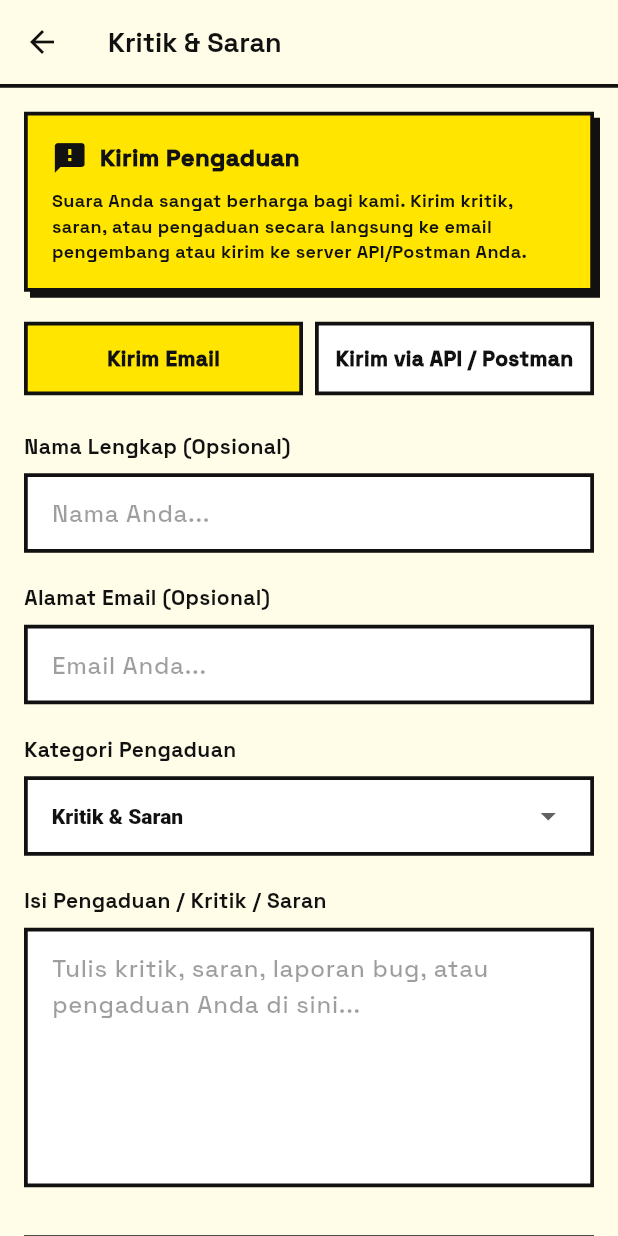
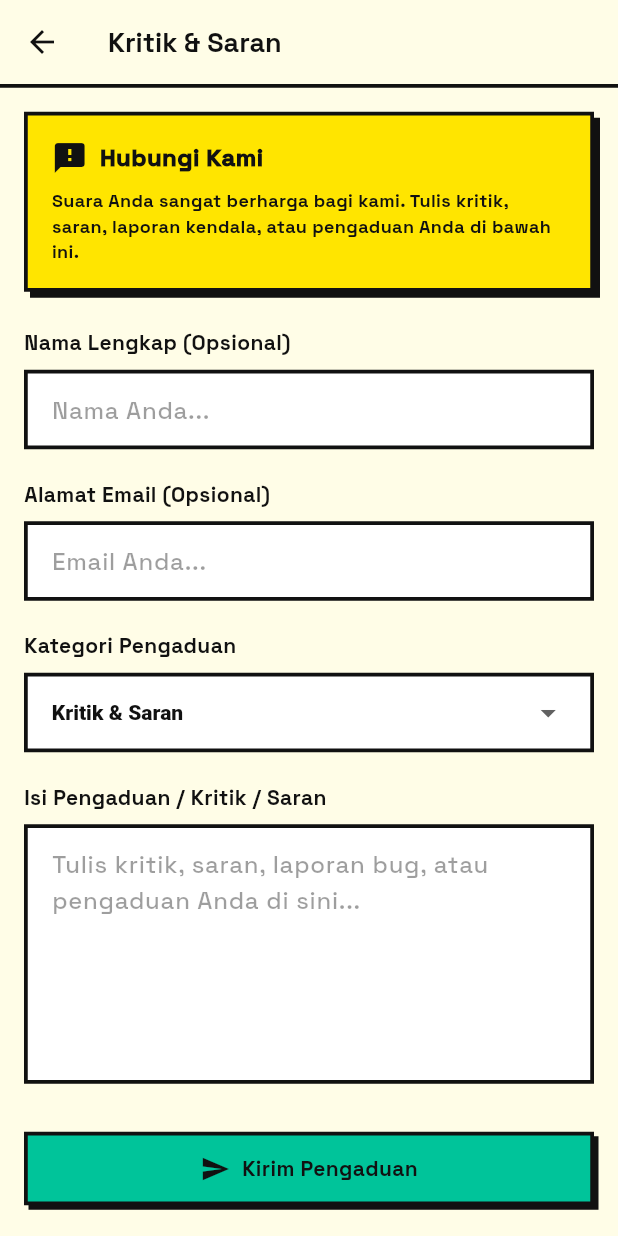
Before and after one commit to abday-wong/yoknabung, a Flutter app: the screen it shows after launch, after a tap on the "feedback" icon, on a phone screen of 412 x 824 dp. Run offline on Flutter 3.47's test engine with Material 3 defaults, Android fonts, the light colour scheme and no system bars; our stand-ins replace fl_chart, flutter_local_notifications, google_fonts, image_picker, shared_preferences, timezone.

Commit message:
style: simplify FeedbackScreen UX to hide API URLs and automatically submit with Email fallback

```diff
--- a/lib/screens/feedback_screen.dart
+++ b/lib/screens/feedback_screen.dart
@@ -2,7 +2,6 @@ import 'dart:convert';
 import 'package:flutter/material.dart';
 import 'package:http/http.dart' as http;
 import 'package:provider/provider.dart';
-import 'package:shared_preferences/shared_preferences.dart';
 import 'package:url_launcher/url_launcher.dart';
 import '../providers/savings_provider.dart';
 import '../widgets/neo_button.dart';
@@ -21,13 +20,13 @@ class _FeedbackScreenState extends State<FeedbackScreen> {
   final _nameController = TextEditingController();
   final _emailController = TextEditingController();
   final _messageController = TextEditingController();
-  final _apiUrlController = TextEditingController(text: 'https://httpbin.org/post');
+
+  // URL API Endpoint untuk menerima pengaduan.
+  // Anda bisa mengganti URL ini di kemudian hari dengan server API / Webhook riil Anda.
+  final String _feedbackApiUrl = 'https://httpbin.org/post';
 
   String _selectedCategory = 'Kritik & Saran';
-  bool _useApi = false;
   bool _isSending = false;
-  String? _apiResponse;
-  bool _isSuccess = false;
 
   final List<String> _categories = [
     'Kritik & Saran',
@@ -38,65 +37,98 @@ class _FeedbackScreenState extends State<FeedbackScreen> {
   ];
 
   @override
-  void initState() {
-    super.initState();
-    _loadApiUrl();
-  }
-
-  @override
   void dispose() {
     _nameController.dispose();
     _emailController.dispose();
     _messageController.dispose();
-    _apiUrlController.dispose();
     super.dispose();
   }
 
-  Future<void> _loadApiUrl() async {
-    try {
-      final prefs = await SharedPreferences.getInstance();
-      final savedUrl = prefs.getString('feedback_api_url');
-      if (savedUrl != null && savedUrl.isNotEmpty) {
-        setState(() {
-          _apiUrlController.text = savedUrl;
-        });
-      }
-    } catch (e) {
-      debugPrint('Error loading API URL: $e');
-    }
-  }
+  Future<void> _submitFeedback() async {
+    if (!_formKey.currentState!.validate()) return;
 
-  Future<void> _sendFeedback() async {
-    if (_useApi) {
-      await _sendFeedbackApi();
-    } else {
-      await _sendFeedbackEmail();
-    }
-  }
-
-  Future<void> _sendFeedbackEmail() async {
-    if (!_formKey.currentState!.validate()) return;
+    setState(() {
+      _isSending = true;
+    });
 
     final name = _nameController.text.trim();
     final email = _emailController.text.trim();
     final category = _selectedCategory;
     final message = _messageController.text.trim();
 
+    final payload = {
+      'name': name.isNotEmpty ? name : 'Pengguna Anonim',
+      'email': email.isNotEmpty ? email : 'Tidak disediakan',
+      'category': category,
+      'message': message,
+      'timestamp': DateTime.now().toIso8601String(),
+    };
+
+    try {
+      final response = await http.post(
+        Uri.parse(_feedbackApiUrl),
+        headers: {'Content-Type': 'application/json'},
+        body: jsonEncode(payload),
+      ).timeout(const Duration(seconds: 8));
+
+      setState(() {
+        _isSending = false;
+      });
+
+      if (response.statusCode >= 200 && response.statusCode < 300) {
+        if (mounted) {
+          NeoDialog.showNeoSnackbar(
+            context,
+            message: 'Terima kasih! Pengaduan Anda berhasil dikirim.',
+          );
+          Navigator.pop(context);
+        }
+      } else {
+        if (mounted) {
+          _showFallbackOptionDialog(payload);
+        }
+      }
+    } catch (e) {
+      setState(() {
+        _isSending = false;
+      });
+      if (mounted) {
+        _showFallbackOptionDialog(payload);
+      }
+    }
+  }
+
+  void _showFallbackOptionDialog(Map<String, String> payload) {
+    NeoDialog.showNeoDialog(
+      context: context,
+      title: 'Koneksi Terganggu',
+      body: 'Gagal mengirim pengaduan secara online. Apakah Anda ingin mencoba mengirimkannya lewat email draft ke abday.hafidz23@gmail.com?',
+      primaryLabel: 'Kirim via Email',
+      primaryColor: const Color(0xFF00C49A),
+      secondaryLabel: 'Batal',
+      onPrimaryPressed: () {
+        Navigator.pop(context); // Close the dialog
+        _sendEmailFallback(payload);
+      },
+    );
+  }
+
+  Future<void> _sendEmailFallback(Map<String, String> payload) async {
     final StringBuffer bodyBuffer = StringBuffer();
     bodyBuffer.writeln('=== PENGADUAN & SARAN YOKNABUNG ===');
-    bodyBuffer.writeln('Kategori: $category');
-    if (name.isNotEmpty) bodyBuffer.writeln('Nama Pengirim: $name');
-    if (email.isNotEmpty) bodyBuffer.writeln('Email Pengirim: $email');
+    bodyBuffer.writeln('Kategori: ${payload['category']}');
+    bodyBuffer.writeln('Nama Pengirim: ${payload['name']}');
+    bodyBuffer.writeln('Email Pengirim: ${payload['email']}');
     bodyBuffer.writeln('-----------------------------------');
     bodyBuffer.writeln('Pesan:');
-    bodyBuffer.writeln(message);
+    bodyBuffer.writeln(payload['message']);
     bodyBuffer.writeln('-----------------------------------');
 
     final Uri emailLaunchUri = Uri(
       scheme: 'mailto',
       path: 'abday.hafidz23@gmail.com',
       queryParameters: {
-        'subject': '[YokNabung] $category - ${name.isNotEmpty ? name : 'Pengguna'}',
+        'subject': '[YokNabung] ${payload['category']} - ${payload['name']}',
         'body': bodyBuffer.toString(),
       },
     );
@@ -105,91 +137,31 @@ class _FeedbackScreenState extends State<FeedbackScreen> {
       if (await canLaunchUrl(emailLaunchUri)) {
         await launchUrl(emailLaunchUri, mode: LaunchMode.externalApplication);
         if (mounted) {
-          NeoDialog.showNeoSnackbar(
-            context,
-            message: 'Membuka aplikasi email Anda...',
-          );
           Navigator.pop(context);
         }
       } else {
         if (mounted) {
-          _showFeedbackErrorDialog(bodyBuffer.toString());
+          _showManualEmailDialog();
         }
       }
     } catch (e) {
       if (mounted) {
-        _showFeedbackErrorDialog(bodyBuffer.toString());
+        _showManualEmailDialog();
       }
     }
   }
 
-  Future<void> _sendFeedbackApi() async {
-    if (!_formKey.currentState!.validate()) return;
-
-    setState(() {
-      _isSending = true;
-      _apiResponse = null;
-    });
-
-    final name = _nameController.text.trim();
-    final email = _emailController.text.trim();
-    final category = _selectedCategory;
-    final message = _messageController.text.trim();
-    final url = _apiUrlController.text.trim();
-
-    final payload = {
-      'name': name,
-      'email': email,
-      'category': category,
-      'message': message,
-      'timestamp': DateTime.now().toIso8601String(),
-    };
-
-    try {
-      final response = await http.post(
-        Uri.parse(url),
-        headers: {'Content-Type': 'application/json'},
-        body: jsonEncode(payload),
-      ).timeout(const Duration(seconds: 10));
-
-      final prefs = await SharedPreferences.getInstance();
-      await prefs.setString('feedback_api_url', url);
-
-      setState(() {
-        _isSending = false;
-        _apiResponse = 'Status Code: ${response.statusCode}\n\nResponse Body:\n${response.body}';
-        _isSuccess = response.statusCode >= 200 && response.statusCode < 300;
-      });
-
-      if (_isSuccess) {
-        if (mounted) {
-          NeoDialog.showNeoSnackbar(context, message: 'Pengaduan berhasil terkirim via API!');
-        }
-      } else {
-        if (mounted) {
-          NeoDialog.showNeoSnackbar(context, message: 'Gagal: Server merespons dengan status ${response.statusCode}');
-        }
-      }
-    } catch (e) {
-      setState(() {
-        _isSending = false;
-        _apiResponse = 'Error: $e';
-        _isSuccess = false;
-      });
-      if (mounted) {
-        NeoDialog.showNeoSnackbar(context, message: 'Gagal menghubungi server API.');
-      }
-    }
-  }
-
-  void _showFeedbackErrorDialog(String bodyContent) {
+  void _showManualEmailDialog() {
     NeoDialog.showNeoDialog(
       context: context,
-      title: 'Email Tidak Terbuka',
+      title: 'Gagal Membuka Email',
       body: 'Aplikasi email tidak terdeteksi. Silakan kirimkan kritik & saran secara manual ke abday.hafidz23@gmail.com.',
       primaryLabel: 'Tutup',
       primaryColor: const Color(0xFFFF5733),
-      onPrimaryPressed: () => Navigator.pop(context),
+      onPrimaryPressed: () {
+        Navigator.pop(context);
+        Navigator.pop(context); // Go back to home
+      },
     );
   }
 
@@ -238,7 +210,7 @@ class _FeedbackScreenState extends State<FeedbackScreen> {
                         Icon(Icons.feedback, color: const Color(0xFF111111), size: 24),
                         const SizedBox(width: 8),
                         const Text(
-                          'Kirim Pengaduan',
+                          'Hubungi Kami',
                           style: TextStyle(
                             fontSize: 16,
                             fontWeight: FontWeight.w900,
@@ -249,7 +221,7 @@ class _FeedbackScreenState extends State<FeedbackScreen> {
                     ),
                     const SizedBox(height: 8),
                     const Text(
-                      'Suara Anda sangat berharga bagi kami. Kirim kritik, saran, atau pengaduan secara langsung ke email pengembang atau kirim ke server API/Postman Anda.',
+                      'Suara Anda sangat berharga bagi kami. Tulis kritik, saran, laporan kendala, atau pengaduan Anda di bawah ini.',
                       style: TextStyle(
                         fontSize: 12,
                         fontWeight: FontWeight.w700,
@@ -260,97 +232,7 @@ class _FeedbackScreenState extends State<FeedbackScreen> {
                   ],
                 ),
               ),
-              const SizedBox(height: 20),
-
-              // Mode Selector Switcher
-              Row(
-                children: [
-                  Expanded(
-                    child: GestureDetector(
-                      onTap: () => setState(() {
-                        _useApi = false;
-                        _apiResponse = null;
-                      }),
-                      child: Container(
-                        decoration: BoxDecoration(
-                          color: !_useApi ? const Color(0xFFFFE500) : cardBgColor,
-                          border: Border.all(color: borderColor, width: 2.5),
-                        ),
-                        padding: const EdgeInsets.symmetric(vertical: 12),
-                        child: Center(
-                          child: Text(
-                            'Kirim Email',
-                            style: TextStyle(
-                              fontWeight: FontWeight.w900,
-                              color: !_useApi ? const Color(0xFF111111) : textColor,
-                            ),
-                          ),
-                        ),
-                      ),
-                    ),
-                  ),
-                  const SizedBox(width: 8),
-                  Expanded(
-                    child: GestureDetector(
-                      onTap: () => setState(() {
-                        _useApi = true;
-                        _apiResponse = null;
-                      }),
-                      child: Container(
-                        decoration: BoxDecoration(
-                          color: _useApi ? const Color(0xFFFFE500) : cardBgColor,
-                          border: Border.all(color: borderColor, width: 2.5),
-                        ),
-                        padding: const EdgeInsets.symmetric(vertical: 12),
-                        child: Center(
-                          child: Text(
-                            'Kirim via API / Postman',
-                            style: TextStyle(
-                              fontWeight: FontWeight.w900,
-                              color: _useApi ? const Color(0xFF111111) : textColor,
-                            ),
-                          ),
-                        ),
-                      ),
-                    ),
-                  ),
-                ],
-              ),
               const SizedBox(height: 24),
-
-              if (_useApi) ...[
-                Text(
-                  'API Endpoint URL (Target Postman)',
-                  style: TextStyle(fontSize: 14, fontWeight: FontWeight.w800, color: textColor),
-                ),
-                const SizedBox(height: 8),
-                Container(
-                  decoration: BoxDecoration(
-                    color: cardBgColor,
-                    border: Border.all(color: borderColor, width: 2.5),
-                  ),
-                  child: TextFormField(
-                    controller: _apiUrlController,
-                    style: TextStyle(fontWeight: FontWeight.w600, color: textColor),
-                    validator: (value) {
-                      if (value == null || value.trim().isEmpty) {
-                        return 'URL API tidak boleh kosong';
-                      }
-                      if (!value.startsWith('http://') && !value.startsWith('https://')) {
-                        return 'URL harus diawali http:// atau https://';
-                      }
-                      return null;
-                    },
-                    decoration: InputDecoration(
-                      hintText: 'https://api.domain.com/feedback',
-                      hintStyle: TextStyle(color: hintColor),
-                      contentPadding: const EdgeInsets.symmetric(horizontal: 16, vertical: 12),
-                      border: InputBorder.none,
-                    ),
-                  ),
-                ),
-                const SizedBox(height: 20),
-              ],
 
               Text(
                 'Nama Lengkap (Opsional)',
@@ -474,41 +356,11 @@ class _FeedbackScreenState extends State<FeedbackScreen> {
                       ),
                     )
                   : NeoButton(
-                      text: _useApi ? 'Kirim via API POST' : 'Kirim Email',
+                      text: 'Kirim Pengaduan',
                       color: const Color(0xFF00C49A),
-                      icon: _useApi ? Icons.cloud_upload : Icons.send,
-                      onPressed: _sendFeedback,
+                      icon: Icons.send,
+                      onPressed: _submitFeedback,
                     ),
-
-              if (_apiResponse != null) ...[
-                const SizedBox(height: 24),
-                Text(
-                  'HTTP Response (Hasil Postman-compatible):',
-                  style: TextStyle(fontSize: 14, fontWeight: FontWeight.w800, color: textColor),
-                ),
-                const SizedBox(height: 8),
-                Container(
-                  decoration: BoxDecoration(
-                    color: _isSuccess
-                        ? const Color(0xFF00C49A).withValues(alpha: 0.15)
-                        : const Color(0xFFFF5733).withValues(alpha: 0.15),
-                    border: Border.all(
-                      color: _isSuccess ? const Color(0xFF00C49A) : const Color(0xFFFF5733),
-                      width: 2.5,
-                    ),
-                  ),
-                  padding: const EdgeInsets.all(12),
-                  child: Text(
-                    _apiResponse!,
-                    style: TextStyle(
-                      fontFamily: 'monospace',
-                      fontSize: 12,
-                      fontWeight: FontWeight.w700,
-                      color: textColor,
-                    ),
-                  ),
-                ),
-              ],
               const SizedBox(height: 32),
             ],
           ),
```
